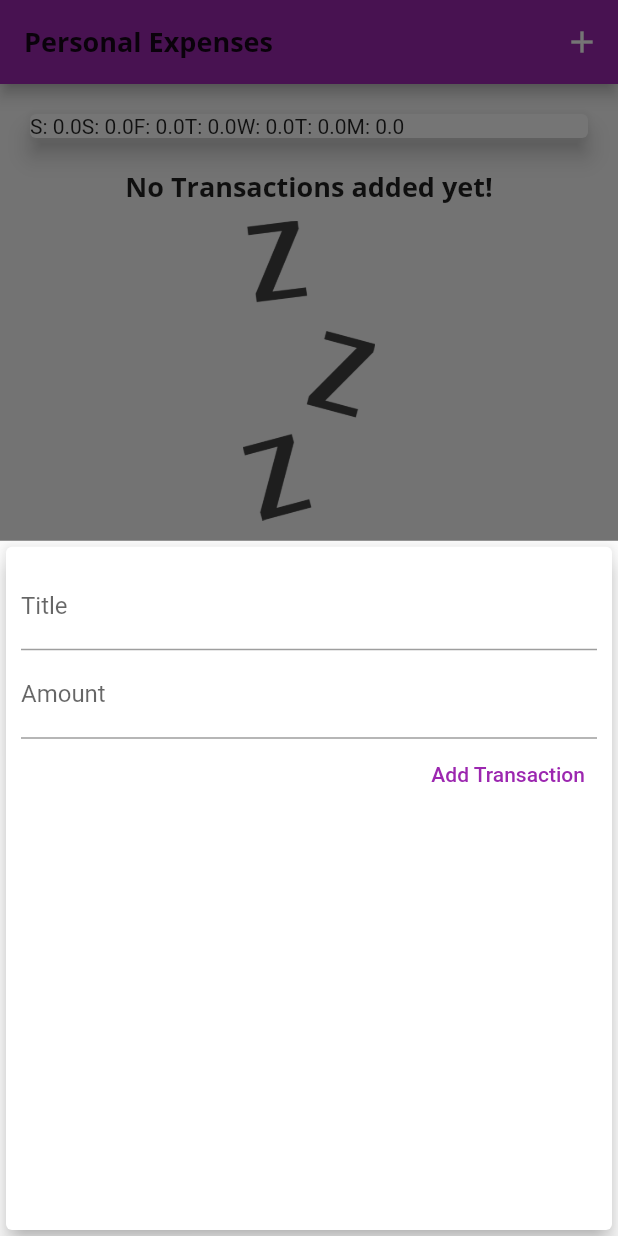
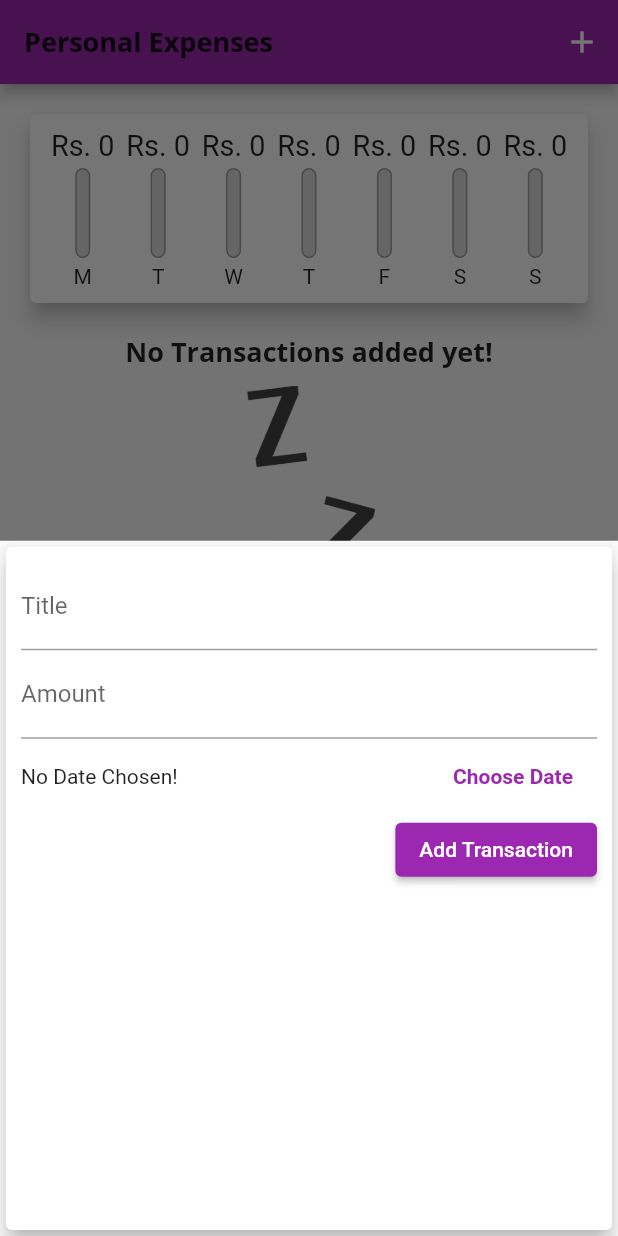
Before and after one commit to himangshuishere/Flutter, a Flutter app: the screen it shows after launch, after a tap on the "add" icon, on a phone screen of 412 x 824 dp. Run offline on Flutter 3.47's test engine with Material 2 defaults, Android fonts, the light colour scheme and no system bars.

Commit message:
Refactors Done!
Added delete function with respective expenses item

Added Chart functionality in the app.

Added choosing a date functionality in the app.

Pr. S4Cmpl

```diff
--- a/expense_manager/lib/main.dart
+++ b/expense_manager/lib/main.dart
@@ -30,6 +30,7 @@
                   fontSize: 20,
                   fontWeight: FontWeight.bold,
                 ),
+                button: TextStyle(color: Colors.white),
               ),
         ),
       ),
@@ -65,12 +66,12 @@
     }).toList();
   }
 
-  void _addNewTransaction(String txTitle, double txAmount) {
+  void _addNewTransaction(String txTitle, double txAmount, DateTime chosenDate) {
     final newTx = Transaction(
       title: txTitle,
       amount: txAmount,
-      date: DateTime.now(),
-      id: DateTime.now.toString(),
+      date: chosenDate,
+      id: chosenDate.toString(),
     );
 
     setState(() {
@@ -89,6 +90,14 @@
         );
       },
     );
+  }
+
+  void _deleteTransaction(String id){
+    setState(() {
+      _userTransactions.removeWhere((tx) {
+        return tx.id == id;
+        });
+    });
   }
 
   @override
@@ -110,7 +119,7 @@
           crossAxisAlignment: CrossAxisAlignment.stretch,
           children: <Widget>[
             Chart(_recentTransactions),
-            TransactionList(_userTransactions),
+            TransactionList(_userTransactions, _deleteTransaction),
           ],
         ),
       ),
--- a/expense_manager/lib/widgets/chart.dart
+++ b/expense_manager/lib/widgets/chart.dart
@@ -1,4 +1,5 @@
 import 'package:expense_manager/models/transaction.dart';
+import 'package:expense_manager/widgets/chart_bar.dart';
 import 'package:flutter/material.dart';
 import 'package:intl/intl.dart';
 
@@ -22,7 +23,16 @@ class Chart extends StatelessWidget {
         }
       }
 
-      return {'day': DateFormat.E().format(weekDay).substring(0,1), 'amount': totalSum};
+      return {
+        'day': DateFormat.E().format(weekDay).substring(0, 1),
+        'amount': totalSum
+      };
+    }).reversed.toList();
+  }
+
+  double get totalSpending {
+    return groupTransactionValues.fold(0.0, (sum, item) {
+      return sum + (item['amount'] as double);
     });
   }
 
@@ -30,11 +40,20 @@ class Chart extends StatelessWidget {
   Widget build(BuildContext context) {
     return Card(
       elevation: 6,
-      margin: EdgeInsets.all(20),
-      child: Row(
-        children: groupTransactionValues.map((data) {
-          return Text('${data['day']}: ${data['amount']}');
-        }).toList(),
+      margin: const EdgeInsets.all(20),
+      child: Container(
+        padding: const EdgeInsets.all(10),
+        child: Row(
+          mainAxisAlignment: MainAxisAlignment.spaceAround,
+          children: groupTransactionValues.map((data) {
+            return Flexible(
+              flex: 1,
+              fit: FlexFit.tight,
+              child: ChartBar(data['day'] as String, data['amount'] as double,
+                  totalSpending==0.0 ? 0.0 :(data['amount'] as double) / totalSpending),
+            );
+          }).toList(),
+        ),
       ),
     );
   }
--- a/expense_manager/lib/widgets/chart_bar.dart
+++ b/expense_manager/lib/widgets/chart_bar.dart
@@ -11,7 +11,12 @@ class ChartBar extends StatelessWidget {
   Widget build(BuildContext context) {
     return Column(
       children: [
-        Text('Rs. ${spendingAmount.toStringAsFixed(0)}'),
+        Container(
+          height: 22,
+          child: FittedBox(
+            child: Text('Rs. ${spendingAmount.toStringAsFixed(0)}'),
+            ),
+        ),
         SizedBox(
           height: 4,
         ),
--- a/expense_manager/lib/widgets/new_transaction.dart
+++ b/expense_manager/lib/widgets/new_transaction.dart
@@ -1,5 +1,5 @@
 import 'package:flutter/material.dart';
-import 'package:flutter/services.dart';
+import 'package:intl/intl.dart';
 
 class NewTransaction extends StatefulWidget {
   final Function addTx;
@@ -11,24 +11,45 @@ class NewTransaction extends StatefulWidget {
 }
 
 class _NewTransactionState extends State<NewTransaction> {
-  final titleController = TextEditingController();
-
+  final _titleController = TextEditingController();
   final amountController = TextEditingController();
 
-  void submitData() {
+  dynamic _selectedDate;
 
-    final enteredTitle = titleController.text;
+
+
+  void _submitData() {
+    if (amountController.text.isEmpty){return;}
+    final enteredTitle = _titleController.text;
     final enteredAmount = double.parse(amountController.text);
 
-    if (enteredTitle.isEmpty || enteredAmount <=0.0){
+    if (enteredTitle.isEmpty || enteredAmount <= 0.0 || _selectedDate == null) {
       return;
     }
 
     widget.addTx(
       enteredTitle,
       enteredAmount,
+      _selectedDate,
     );
     Navigator.of(context).pop();
+  }
+
+  void _presentDatePicker() {
+    showDatePicker(
+      context: context,
+      initialDate: DateTime.now(),
+      firstDate: DateTime(2000),
+      lastDate: DateTime.now(),
+    ).then((pickedDate) {
+      if (pickedDate == null){
+        return;
+      }
+      setState((){
+      _selectedDate = pickedDate;
+      });
+    });
+
   }
 
   @override
@@ -40,8 +61,8 @@ class _NewTransactionState extends State<NewTransaction> {
         child: Column(crossAxisAlignment: CrossAxisAlignment.end, children: [
           TextField(
             decoration: InputDecoration(labelText: 'Title'),
-            controller: titleController,
-            onSubmitted: (_)=> submitData(),
+            controller: _titleController,
+            onSubmitted: (_) => _submitData(),
             // onChanged: (val) {
             //   titleInput = val;
             // },
@@ -50,16 +71,32 @@ class _NewTransactionState extends State<NewTransaction> {
             decoration: InputDecoration(labelText: 'Amount'),
             controller: amountController,
             keyboardType: TextInputType.number,
-            onSubmitted: (_) => submitData(),
+            onSubmitted: (_) => _submitData(),
             // onChanged: (val) {
             //   amountInput = val;
             // },
           ),
-          TextButton(
-              onPressed: submitData,
+          Container(
+            height: 50,
+            child: Row(
+              mainAxisAlignment: MainAxisAlignment.spaceBetween,
+              children: [
+                Text((_selectedDate == null) ?'No Date Chosen!': 'Picked Date: ${DateFormat.yMd().format(_selectedDate)}'),
+                FlatButton(
+                    onPressed: () => _presentDatePicker(),
+                    child: Text(
+                      'Choose Date',
+                      style: TextStyle(fontWeight: FontWeight.bold),
+                    ),
+                    textColor: Theme.of(context).primaryColor),
+              ],
+            ),
+          ),
+          ElevatedButton(
+              onPressed: _submitData,
               child: Text(
                 'Add Transaction',
-                style: TextStyle(color: Colors.purple),
+                style: TextStyle(color: Colors.white),
               )),
         ]),
       ),
```
Also changed, not shown: expense_manager/lib/widgets/transaction_list.dart (+18 -36 lines).
